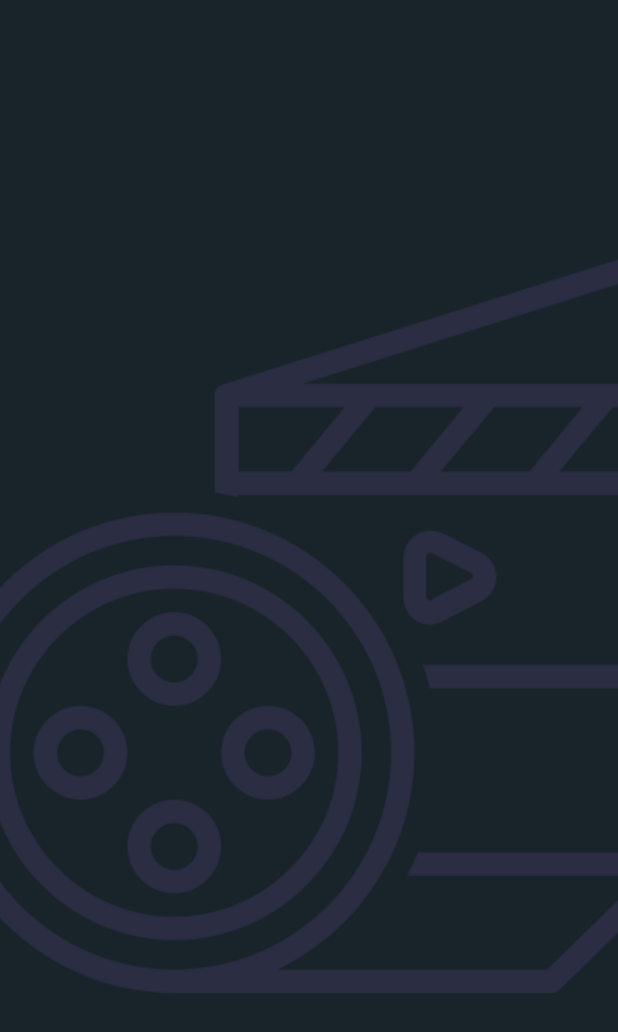
After one commit to Plizivec/AP7MT-Projekt, an Android app built with Jetpack Compose: the SplashActivity screen opened directly, with no data from a screen before it, on a phone screen of 412 x 824 dp. The commit adds this screen. Shown: the top 1032 px of the screen. Run offline under Robolectric (Android 15) with nearby library versions, the phone set to English and light mode, and no system bars; 1 statement that could not run was skipped.

Commit message:
Splashscreen

```diff
--- a/app/build.gradle.kts
+++ b/app/build.gradle.kts
@@ -91,7 +91,7 @@ dependencies {
     implementation ("org.jetbrains.kotlinx:kotlinx-coroutines-android:1.7.2")
     //implementation ("com.squareup.sqldelight:android-driver:1.5.3")
     //implementation ("com.squareup.sqldelight:coroutines-extensions:1.5.3")
-
+    implementation ("androidx.core:core-splashscreen:1.0.1")
     testImplementation(libs.junit)
     androidTestImplementation(libs.androidx.junit)
     androidTestImplementation(libs.androidx.espresso.core)
--- /dev/null
+++ b/app/src/main/java/com/example/movietracker/SplashActivity.kt
@@ -0,0 +1,19 @@
+package com.example.movietracker
+
+import android.content.Intent
+import android.os.Bundle
+import androidx.appcompat.app.AppCompatActivity
+import androidx.core.splashscreen.SplashScreen.Companion.installSplashScreen
+
+class SplashActivity : AppCompatActivity() {
+    override fun onCreate(savedInstanceState: Bundle?) {
+        super.onCreate(savedInstanceState)
+
+        // Použití SplashScreen API (automaticky pro Android 12+)
+        installSplashScreen()
+
+        // Spuštění hlavní aktivity po zobrazení splash screenu
+        startActivity(Intent(this, MainActivity::class.java))
+        finish() // Ukončíme SplashActivity, aby uživatel nemohl přejít zpět
+    }
+}
--- a/app/src/main/res/values/styles.xml
+++ b/app/src/main/res/values/styles.xml
@@ -5,4 +5,8 @@
         <item name="colorPrimary">@color/primaryColor</item>
         <item name="colorSecondary">@color/secondaryColor</item>
     </style>
+
+    <style name="Theme.MovieTracker.Splash" parent="Theme.AppCompat.Light.NoActionBar">
+        <item name="android:windowBackground">@drawable/splash_background</item>
+    </style>
 </resources>
```
Also changed, not shown: app/src/main/AndroidManifest.xml (+12 -7 lines), app/src/main/res/layout/activity_detail.xml (+4 -4 lines).
